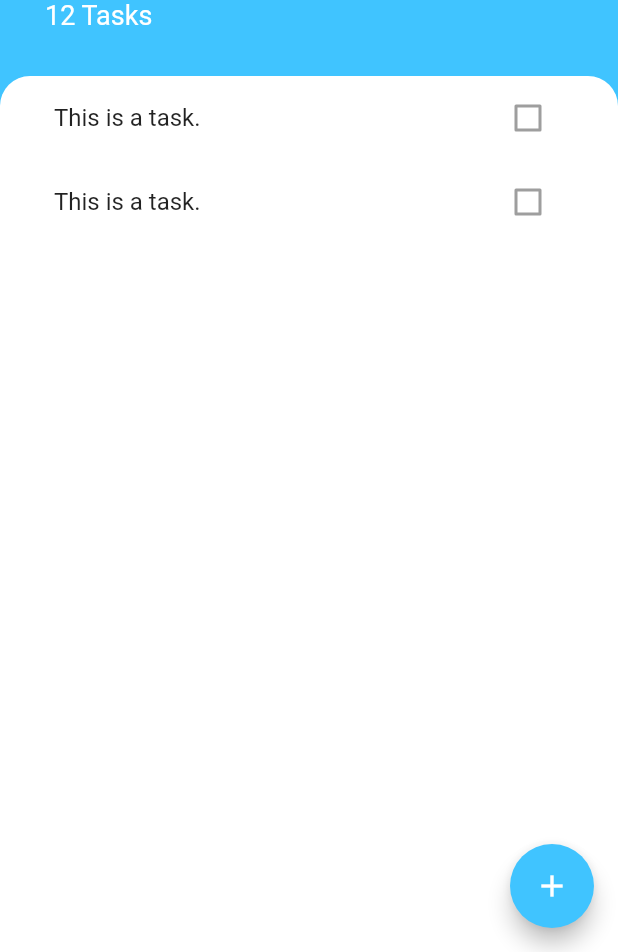
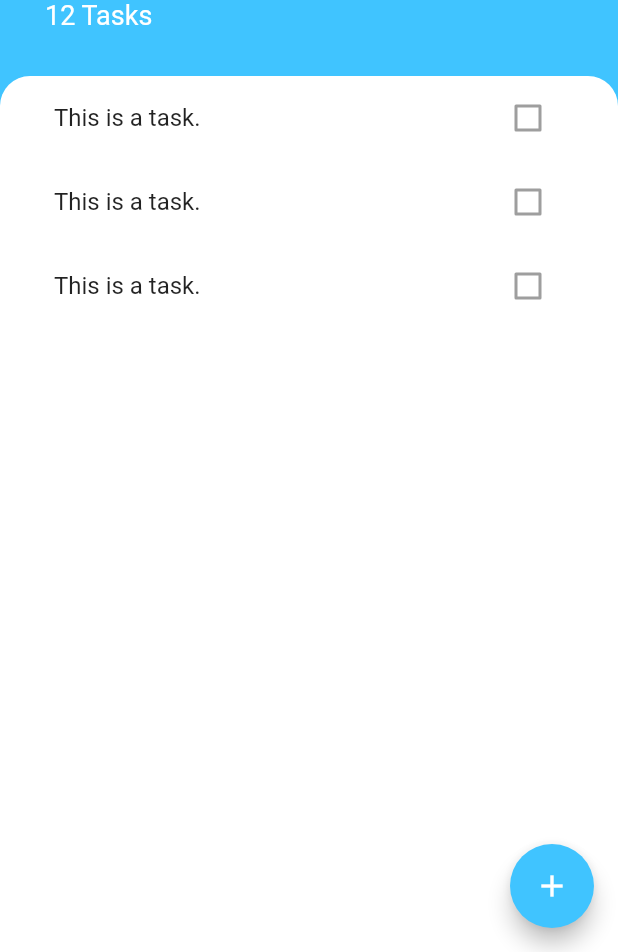
Before and after one commit to jethar/todoey_flutter, a Flutter app: the screen it shows after launch, on a phone screen of 412 x 824 dp, the part 284-1236 px from its top. Run offline on Flutter 3.47's test engine with Material 2 defaults, Android fonts, the phone set to English and light mode, and no system bars.

Commit message:
02..extracting to files

```diff
--- a/lib/screens/tasks_screen.dart
+++ b/lib/screens/tasks_screen.dart
@@ -1,4 +1,5 @@
 import 'package:flutter/material.dart';
+import 'package:todoey_flutter/widgets/tasks_list.dart';
 
 class TasksScreen extends StatelessWidget {
   @override
@@ -59,7 +60,7 @@ class TasksScreen extends StatelessWidget {
                   topRight: Radius.circular(20.0),
                 ),
               ),
-              child: new TasksList(),
+              child: TasksList(),
             ),
           ),
         ],
@@ -67,36 +68,3 @@ class TasksScreen extends StatelessWidget {
     );
   }
 }
-
-class TasksList extends StatelessWidget {
-  const TasksList({
-    Key key,
-  }) : super(key: key);
-
-  @override
-  Widget build(BuildContext context) {
-    return ListView(
-      children: <Widget>[
-        new TaskTile(),
-        ListTile(
-          title: Text("This is a task."),
-          trailing: Checkbox(value: false),
-        ),
-      ],
-    );
-  }
-}
-
-class TaskTile extends StatelessWidget {
-  const TaskTile({
-    Key key,
-  }) : super(key: key);
-
-  @override
-  Widget build(BuildContext context) {
-    return ListTile(
-      title: Text("This is a task."),
-      trailing: Checkbox(value: false),
-    );
-  }
-}
--- /dev/null
+++ b/lib/widgets/task_tile.dart
@@ -0,0 +1,11 @@
+import 'package:flutter/material.dart';
+
+class TaskTile extends StatelessWidget {
+  @override
+  Widget build(BuildContext context) {
+    return ListTile(
+      title: Text("This is a task."),
+      trailing: Checkbox(value: false),
+    );
+  }
+}
--- /dev/null
+++ b/lib/widgets/tasks_list.dart
@@ -0,0 +1,15 @@
+import 'package:flutter/material.dart';
+import 'package:todoey_flutter/widgets/task_tile.dart';
+
+class TasksList extends StatelessWidget {
+  @override
+  Widget build(BuildContext context) {
+    return ListView(
+      children: <Widget>[
+        TaskTile(),
+        TaskTile(),
+        TaskTile(),
+      ],
+    );
+  }
+}
```
